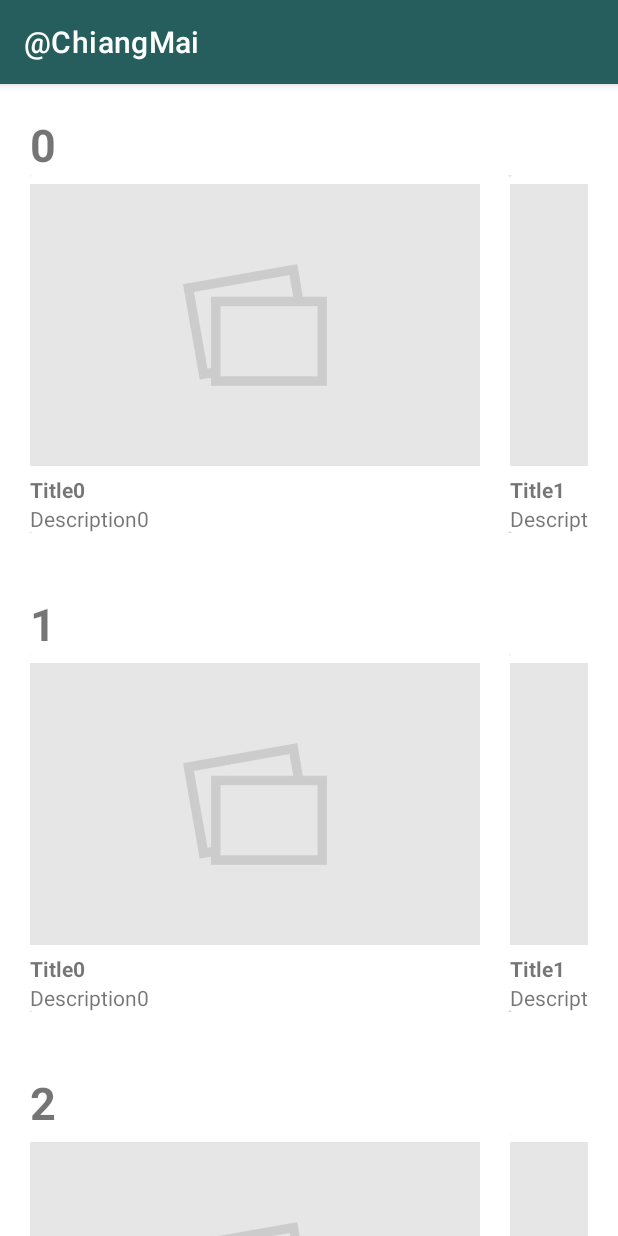
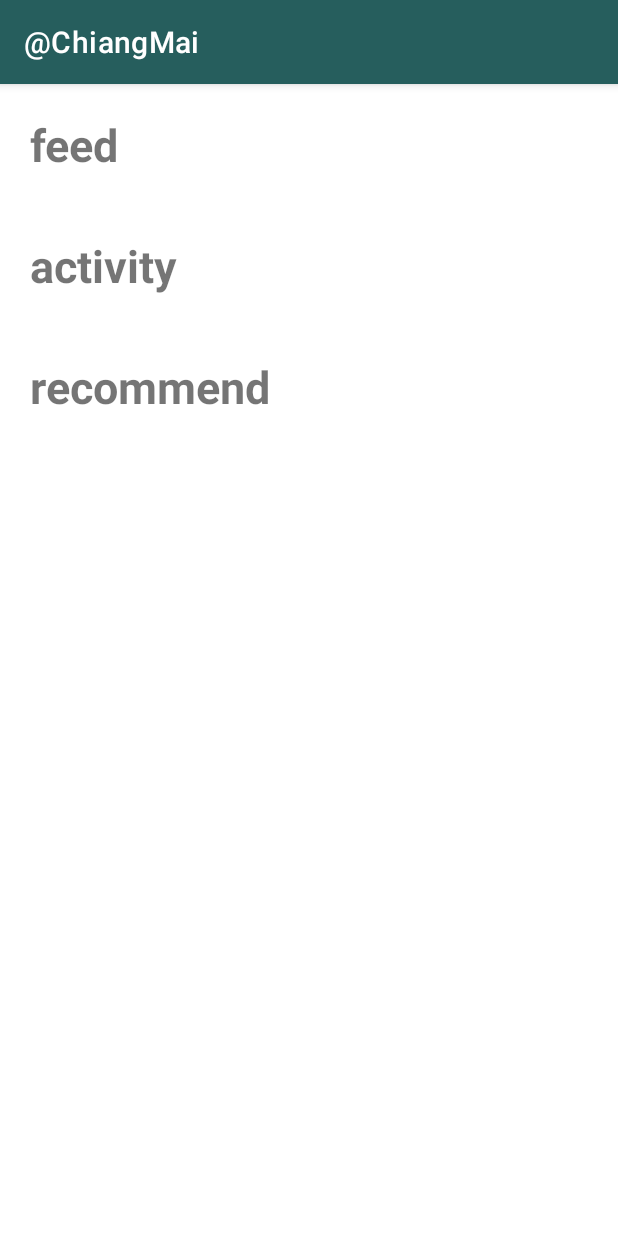
Before and after one commit to teamlove29/atChiangMai, an Android app: the screen it shows after launch (MainActivity before the commit, FeedActivity after it), on a phone screen of 412 x 824 dp. Run offline under Robolectric (Android 15) with nearby library versions, the phone set to English and light mode, and no system bars; our stand-ins replace Firebase (no records; nobody signed in at launch, a user with empty details on screens opened directly), Picasso; pictures from the network do not load.

Commit message:
wait fix loop

```diff
--- a/app/build.gradle
+++ b/app/build.gradle
@@ -36,11 +36,16 @@ android {
 
 dependencies {
 
+    //Team Add
+    implementation 'com.squareup.picasso:picasso:2.71828'
+
     implementation "org.jetbrains.kotlin:kotlin-stdlib:$kotlin_version"
     implementation 'androidx.core:core-ktx:1.3.2'
     implementation 'androidx.appcompat:appcompat:1.2.0'
     implementation 'com.google.android.material:material:1.2.1'
     implementation 'androidx.constraintlayout:constraintlayout:2.0.4'
+    implementation 'com.google.firebase:firebase-firestore:22.0.1'
+    implementation 'com.google.firebase:firebase-auth:20.0.1'
     testImplementation 'junit:junit:4.+'
     androidTestImplementation 'androidx.test.ext:junit:1.1.2'
     androidTestImplementation 'androidx.test.espresso:espresso-core:3.3.0'
--- a/app/src/main/java/com/alw/atchiangmai/Adapter/FeedRecyclerAdapter.kt
+++ b/app/src/main/java/com/alw/atchiangmai/Adapter/FeedRecyclerAdapter.kt
@@ -6,6 +6,7 @@ import android.view.ViewGroup
 import androidx.recyclerview.widget.RecyclerView
 import com.alw.atchiangmai.R
 import com.alw.atchiangmai.Model.ItemDataFeed
+import com.squareup.picasso.Picasso
 import kotlinx.android.synthetic.main.feed_list.view.*
 
 
@@ -15,17 +16,15 @@ interface onNoteCLickListener {
 
 class FeedRecyclerAdapter(var itemlists : ArrayList<ItemDataFeed>,var onNoteCLickListener:onNoteCLickListener?):RecyclerView.Adapter<FeedRecyclerAdapter.FeedViewHolder>() {
     class FeedViewHolder(itemView: View) : RecyclerView.ViewHolder(itemView){
-        var image = itemView.imageViewFeed
-        var title = itemView.textViewFeedTitle.text
-        var description = itemView.textViewFeedDescription.text
+//        var image = itemView.imageViewFeed
+//        var title = itemView.textViewFeedTitle.text
+//        var description = itemView.textViewFeedDescription.text
 
         fun setOnCLick(action: onNoteCLickListener) {
             itemView.setOnClickListener {
                 action.onClick(adapterPosition)
             }
-
         }
-
     }
 
     override fun onCreateViewHolder(parent: ViewGroup, viewType: Int): FeedViewHolder {
@@ -35,7 +34,9 @@ class FeedRecyclerAdapter(var itemlists : ArrayList<ItemDataFeed>,var onNoteCLic
 
     override fun onBindViewHolder(holder: FeedViewHolder, position: Int) {
         var currency = itemlists[position]
-        holder.itemView.imageViewFeed.setImageResource(currency.image)
+
+//        Picasso.get().load("http://i.imgur.com/DvpvklR.png").into(holder.itemView.imageViewFeed);
+        holder.itemView.imageViewFeed.setImageResource(R.drawable.placeholder1024x640)
         holder.itemView.textViewFeedTitle.text = currency.title
         holder.itemView.textViewFeedDescription.text = currency.description
         onNoteCLickListener?.let { holder.setOnCLick(it) }
--- a/app/src/main/java/com/alw/atchiangmai/Adapter/GroupFeedAdapter.kt
+++ b/app/src/main/java/com/alw/atchiangmai/Adapter/GroupFeedAdapter.kt
@@ -3,12 +3,10 @@ package com.alw.atchiangmai.Adapter
 import android.view.LayoutInflater
 import android.view.View
 import android.view.ViewGroup
-import androidx.recyclerview.widget.LinearLayoutManager
 import androidx.recyclerview.widget.RecyclerView
 import com.alw.atchiangmai.Model.ItemGroupFeed
 import com.alw.atchiangmai.R
-import kotlinx.android.synthetic.main.activity_feed.view.*
-
+import kotlinx.android.synthetic.main.feed_group.view.*
 
 
 
@@ -18,7 +16,7 @@ class GroupFeedAdapter(private val itemsGroup : List<ItemGroupFeed>,var onclick
     }
 
     override fun onCreateViewHolder(parent: ViewGroup, viewType: Int): GroupFeedViewHolder {
-        val view = LayoutInflater.from(parent.context).inflate(R.layout.activity_feed,parent,false)
+        val view = LayoutInflater.from(parent.context).inflate(R.layout.feed_group,parent,false)
         return GroupFeedViewHolder(view)
     }
 
--- a/app/src/main/java/com/alw/atchiangmai/FeedActivity.kt
+++ /dev/null
@@ -1,21 +0,0 @@
-package com.alw.atchiangmai
-
-import androidx.appcompat.app.AppCompatActivity
-import android.os.Bundle
-import com.alw.atchiangmai.Model.ItemDataFeed
-import com.alw.atchiangmai.Model.ItemGroupFeed
-import kotlinx.android.synthetic.main.activity_feed.*
-
-class FeedActivity : AppCompatActivity() {
-
-
-
-    override fun onCreate(savedInstanceState: Bundle?) {
-        supportActionBar!!.apply {
-            setDisplayHomeAsUpEnabled(true)
-        }
-        super.onCreate(savedInstanceState)
-        setContentView(R.layout.activity_feed)
-
-        }
-}
--- a/app/src/main/java/com/alw/atchiangmai/MainActivity.kt
+++ b/app/src/main/java/com/alw/atchiangmai/MainActivity.kt
@@ -1,42 +1,13 @@
 package com.alw.atchiangmai
 
-import android.content.Intent
+
 import androidx.appcompat.app.AppCompatActivity
 import android.os.Bundle
-import androidx.recyclerview.widget.LinearLayoutManager
-import com.alw.atchiangmai.Adapter.GroupFeedAdapter
-import com.alw.atchiangmai.Adapter.onNoteCLickListener
-import com.alw.atchiangmai.Model.ItemDataFeed
-import com.alw.atchiangmai.Model.ItemGroupFeed
-import kotlinx.android.synthetic.main.activity_main.*
-
-class MainActivity : AppCompatActivity(),onNoteCLickListener{
-    override fun onCreate(savedInstanceState: Bundle?) {
-
-        super.onCreate(savedInstanceState)
-//        setContentView(R.layout.activity_main)
-        setContentView(R.layout.activity_main)
 
 
-        val itemsGroup = ArrayList<ItemGroupFeed>()
-        val itemData = ArrayList<ItemDataFeed>()
-        for (i in 0..2) {
-            itemData.add(ItemDataFeed(R.drawable.placeholder1024x640, "Title$i", "Description$i"))
-            itemsGroup.add(ItemGroupFeed("$i", itemData))
-        }
-
-        outerRecyclerView.adapter = GroupFeedAdapter(itemsGroup,this)
-        outerRecyclerView.layoutManager = LinearLayoutManager(this)
+class MainActivity : AppCompatActivity(){
+    override fun onCreate(savedInstanceState: Bundle?) {
+        super.onCreate(savedInstanceState)
+        setContentView(R.layout.activity_main)
     }
-
-    override fun onClick(postion: Int) {
-        val intent = Intent(this,FeedActivity::class.java)
-        val bundle = Bundle()
-//        bundle.putParcelable("note",noteList[postion])
-//        intent.putExtras(bundle)
-        startActivity(intent)
-//        Toast.makeText(this,"Show : ${noteList[postion]}",Toast.LENGTH_LONG).show()
-    }
-
-
 }
--- a/app/src/main/java/com/alw/atchiangmai/Model/ItemDataFeed.kt
+++ b/app/src/main/java/com/alw/atchiangmai/Model/ItemDataFeed.kt
@@ -1,4 +1,4 @@
 package com.alw.atchiangmai.Model
 
 
-data class ItemDataFeed(var image:Int, var title:String, var description :String)
+data class ItemDataFeed(var image:String, var title:String, var description :String)
--- /dev/null
+++ b/app/src/main/java/com/alw/atchiangmai/ui/FeedActivity.kt
@@ -0,0 +1,103 @@
+package com.alw.atchiangmai.ui
+
+import android.os.Bundle
+import android.util.Log
+import android.widget.Switch
+import android.widget.Toast
+import androidx.appcompat.app.AppCompatActivity
+import androidx.recyclerview.widget.LinearLayoutManager
+import com.alw.atchiangmai.Adapter.GroupFeedAdapter
+import com.alw.atchiangmai.Adapter.onNoteCLickListener
+import com.alw.atchiangmai.Model.ItemDataFeed
+import com.alw.atchiangmai.Model.ItemGroupFeed
+import com.alw.atchiangmai.R
+import com.google.firebase.auth.FirebaseAuth
+import com.google.firebase.firestore.FirebaseFirestore
+import kotlinx.android.synthetic.main.activity_feed.*
+
+
+class FeedActivity : AppCompatActivity(),onNoteCLickListener{
+
+    private val TAG = "FirebaseEmailPassword"
+    private var mAuth: FirebaseAuth? = null
+
+
+    override fun onCreate(savedInstanceState: Bundle?) {
+        super.onCreate(savedInstanceState)
+        setContentView(R.layout.activity_feed)
+
+
+        val itemsGroup = ArrayList<ItemGroupFeed>()
+        val itemData = ArrayList<ItemDataFeed>()
+        mAuth = FirebaseAuth.getInstance()
+
+        val email = "ScreenAnyWhere@gmail.com"
+        val password = "123456"
+        mAuth!!.signInWithEmailAndPassword(email, password)
+                .addOnCompleteListener(this) { task ->
+                    if (task.isSuccessful) {
+                        Log.e(TAG, "signIn: Success!")
+                        // update UI with the signed-in user's information
+                        val user = mAuth!!.getCurrentUser()
+//                        updateUI(user)
+                    } else {
+                        Log.e(TAG, "signIn: Fail!", task.exception)
+                        Toast.makeText(applicationContext, "Authentication failed!", Toast.LENGTH_SHORT).show()
+//                        updateUI(null)
+                    }
+
+                }
+
+        val db = FirebaseFirestore.getInstance()
+        val collectionFirebase = arrayListOf<String>("feed","activity","recommend")
+
+        collectionFirebase.forEach{
+                collection ->
+            db.collection(collection)
+                .get()
+                .addOnSuccessListener { result ->
+                    for (document in result) {
+                        val image = document.getString("image")
+                        val title = document.getString("name")
+                        val description = document.getString("des")
+//                                Log.d(i, "${document.getString("name")}")
+                        itemData.add(ItemDataFeed("$image", "$title", "$description"))
+                    }
+                    itemsGroup.add(ItemGroupFeed("$collection ", itemData))
+                    feedRecyclerViewPage.adapter = GroupFeedAdapter(itemsGroup, this)
+                    feedRecyclerViewPage.layoutManager = LinearLayoutManager(this)
+                }
+                .addOnFailureListener { exception ->
+                    Log.d("error", "Error getting documents: ", exception)
+                }
+        }
+
+
+
+//        }
+
+
+
+
+
+
+
+    }
+
+
+    override fun onClick(postion: Int) {
+//        val intent = Intent(this,FeedActivity::class.java)
+//        val bundle = Bundle()
+//        bundle.putParcelable("note",noteList[postion])
+//        intent.putExtras(bundle)
+//        startActivity(intent)
+//        Toast.makeText(this,"Show : ${noteList[postion]}",Toast.LENGTH_LONG).show()
+    }
+
+    override fun onStart() {
+        super.onStart()
+        val currentUser = mAuth!!.currentUser
+//        updateUI(currentUser)
+    }
+
+}
--- a/app/src/main/res/layout/activity_feed.xml
+++ b/app/src/main/res/layout/activity_feed.xml
@@ -1,67 +1,17 @@
 <?xml version="1.0" encoding="utf-8"?>
-<LinearLayout
+<androidx.constraintlayout.widget.ConstraintLayout
     xmlns:android="http://schemas.android.com/apk/res/android"
     xmlns:app="http://schemas.android.com/apk/res-auto"
     xmlns:tools="http://schemas.android.com/tools"
     android:layout_width="match_parent"
-    android:layout_height="wrap_content"
-    android:orientation="vertical"
-    tools:context=".FeedActivity"
-    android:padding="20dp">
-
-
-    <TextView
-        android:id="@+id/textViewTitleFeed"
-        android:layout_width="match_parent"
-        android:layout_height="wrap_content"
-        android:textSize="30dp"
-        android:textStyle="bold"
-        android:text="Feed" />
+    android:layout_height="match_parent"
+    tools:context=".MainActivity">
 
     <androidx.recyclerview.widget.RecyclerView
-        android:id="@+id/feedRecyclerView"
+        android:id="@+id/feedRecyclerViewPage"
         android:layout_width="match_parent"
-        android:layout_height="wrap_content"
-        android:orientation="horizontal"
-        app:layoutManager="androidx.recyclerview.widget.LinearLayoutManager"
-        />
+        android:layout_height="match_parent"
+        tools:layout_editor_absoluteX="64dp"
+        tools:layout_editor_absoluteY="23dp" />
 
-
-
-<!--    <TextView-->
-<!--        android:id="@+id/textViewTitleActivity"-->
-<!--        android:layout_width="match_parent"-->
-<!--        android:layout_height="wrap_content"-->
-<!--        android:textSize="30dp"-->
-<!--        android:layout_marginTop="20dp"-->
-<!--        android:textStyle="bold"-->
-<!--        android:text="Activity" />-->
-
-<!--    <androidx.recyclerview.widget.RecyclerView-->
-<!--        android:id="@+id/activityRecyclerView"-->
-<!--        android:layout_width="match_parent"-->
-<!--        android:layout_height="wrap_content"-->
-<!--        android:orientation="horizontal"-->
-<!--        app:layoutManager="androidx.recyclerview.widget.LinearLayoutManager"-->
-<!--        />-->
-
-<!--    <TextView-->
-<!--        android:id="@+id/textViewTitleRecommend"-->
-<!--        android:layout_width="match_parent"-->
-<!--        android:layout_height="wrap_content"-->
-<!--        android:textSize="30dp"-->
-<!--        android:layout_marginTop="20dp"-->
-<!--        android:textStyle="bold"-->
-<!--        android:text="Recommend" />-->
-
-<!--    <androidx.recyclerview.widget.RecyclerView-->
-<!--        android:id="@+id/recommendRecyclerView"-->
-<!--        android:layout_width="match_parent"-->
-<!--        android:layout_height="wrap_content"-->
-<!--        android:orientation="horizontal"-->
-<!--        app:layoutManager="androidx.recyclerview.widget.LinearLayoutManager"-->
-<!--        />-->
-
-
-
-</LinearLayout>
+</androidx.constraintlayout.widget.ConstraintLayout>
--- a/app/src/main/res/layout/activity_main.xml
+++ b/app/src/main/res/layout/activity_main.xml
@@ -7,10 +7,5 @@
     android:layout_height="match_parent"
     tools:context=".MainActivity">
 
-    <androidx.recyclerview.widget.RecyclerView
-        android:id="@+id/outerRecyclerView"
-        android:layout_width="match_parent"
-        android:layout_height="match_parent"
-        tools:layout_editor_absoluteX="64dp"
-        tools:layout_editor_absoluteY="23dp" />
+
 </androidx.constraintlayout.widget.ConstraintLayout>
--- /dev/null
+++ b/app/src/main/res/layout/feed_group.xml
@@ -0,0 +1,32 @@
+<?xml version="1.0" encoding="utf-8"?>
+<LinearLayout
+    xmlns:android="http://schemas.android.com/apk/res/android"
+    xmlns:app="http://schemas.android.com/apk/res-auto"
+    xmlns:tools="http://schemas.android.com/tools"
+    android:layout_width="match_parent"
+    android:layout_height="wrap_content"
+    android:orientation="vertical"
+    tools:context=".ui.FeedActivity"
+    android:padding="20dp">
+
+
+    <TextView
+        android:id="@+id/textViewTitleFeed"
+        android:layout_width="match_parent"
+        android:layout_height="wrap_content"
+        android:textSize="30dp"
+        android:textStyle="bold"
+        android:text="Feed" />
+
+    <androidx.recyclerview.widget.RecyclerView
+        android:id="@+id/feedRecyclerView"
+        android:layout_width="match_parent"
+        android:layout_height="wrap_content"
+        android:orientation="horizontal"
+        app:layoutManager="androidx.recyclerview.widget.LinearLayoutManager"
+        />
+
+
+
+
+</LinearLayout>
--- a/app/src/main/res/layout/feed_list.xml
+++ b/app/src/main/res/layout/feed_list.xml
@@ -27,14 +27,14 @@
 
     <TextView
         android:id="@+id/textViewFeedTitle"
-        android:layout_width="wrap_content"
+        android:layout_width="300dp"
         android:layout_height="wrap_content"
         android:text="FeedTitle"
         android:textStyle="bold"/>
 
     <TextView
         android:id="@+id/textViewFeedDescription"
-        android:layout_width="wrap_content"
+        android:layout_width="300dp"
         android:layout_height="wrap_content"
         android:text="FeedDescription" />
 
```
Also changed, not shown: app/src/main/AndroidManifest.xml (+5 -4 lines).
